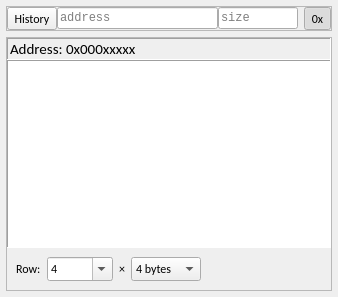
Old version of the form src/view/WidgetMemory.ui in the repository ukyouz/Visual-Studio-Debug-Tools.
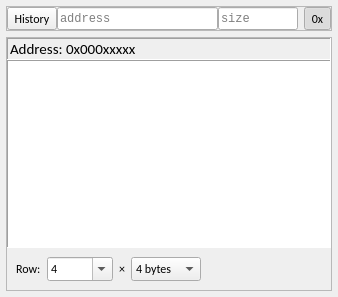
New version of the form. Icons and pictures are not drawn.

Patch:
```diff
--- a/src/view/WidgetMemory.ui
+++ b/src/view/WidgetMemory.ui
@@ -75,6 +75,16 @@
          </widget>
         </item>
         <item>
+         <widget class="QSplitter" name="splitter">
+          <property name="orientation">
+           <enum>Qt::Horizontal</enum>
+          </property>
+          <property name="handleWidth">
+           <number>0</number>
+          </property>
+          <property name="childrenCollapsible">
+           <bool>false</bool>
+          </property>
          <widget class="QLineEdit" name="lineAddress">
           <property name="sizePolicy">
            <sizepolicy hsizetype="Expanding" vsizetype="Fixed">
@@ -91,8 +101,6 @@
            <string>address</string>
           </property>
          </widget>
-        </item>
-        <item>
          <widget class="QLineEdit" name="lineSize">
           <property name="sizePolicy">
            <sizepolicy hsizetype="Expanding" vsizetype="Fixed">
@@ -111,6 +119,7 @@
           <property name="placeholderText">
            <string>size</string>
           </property>
+          </widget>
          </widget>
         </item>
        </layout>
```
Lines whose indentation alone changed are shown as unchanged.
